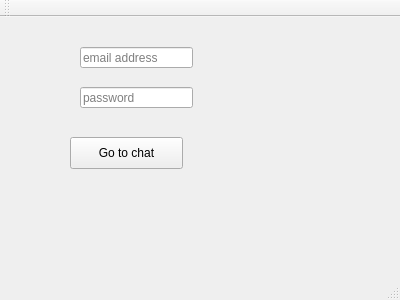
Before: the Qt Designer form forms/auth.ui in Batname/bat-messenger, drawn with Qt 5.
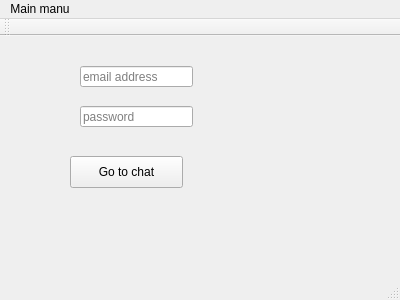
After: the same form once the commit is applied.

The edit to the form file:
```diff
--- a/forms/auth.ui
+++ b/forms/auth.ui
@@ -54,6 +54,15 @@
     </property>
    </widget>
   </widget>
+  <widget class="QToolBar" name="mainToolBar">
+   <attribute name="toolBarArea">
+    <enum>TopToolBarArea</enum>
+   </attribute>
+   <attribute name="toolBarBreak">
+    <bool>false</bool>
+   </attribute>
+  </widget>
+  <widget class="QStatusBar" name="statusBar"/>
   <widget class="QMenuBar" name="menuBar">
    <property name="geometry">
     <rect>
@@ -63,16 +72,19 @@
      <height>22</height>
     </rect>
    </property>
+   <widget class="QMenu" name="menuMain_manu">
+    <property name="title">
+     <string>Main manu</string>
+    </property>
+    <addaction name="actionLogout"/>
+   </widget>
+   <addaction name="menuMain_manu"/>
   </widget>
-  <widget class="QToolBar" name="mainToolBar">
-   <attribute name="toolBarArea">
-    <enum>TopToolBarArea</enum>
-   </attribute>
-   <attribute name="toolBarBreak">
-    <bool>false</bool>
-   </attribute>
-  </widget>
-  <widget class="QStatusBar" name="statusBar"/>
+  <action name="actionLogout">
+   <property name="text">
+    <string>Logout</string>
+   </property>
+  </action>
  </widget>
  <layoutdefault spacing="6" margin="11"/>
  <resources/>
```
